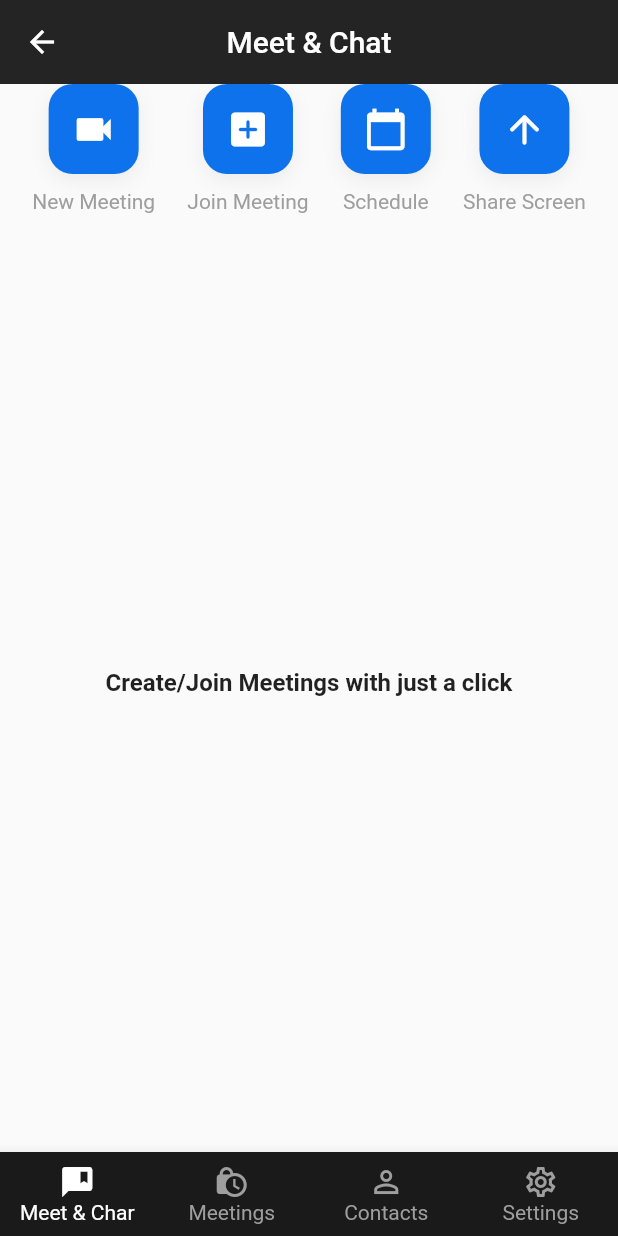
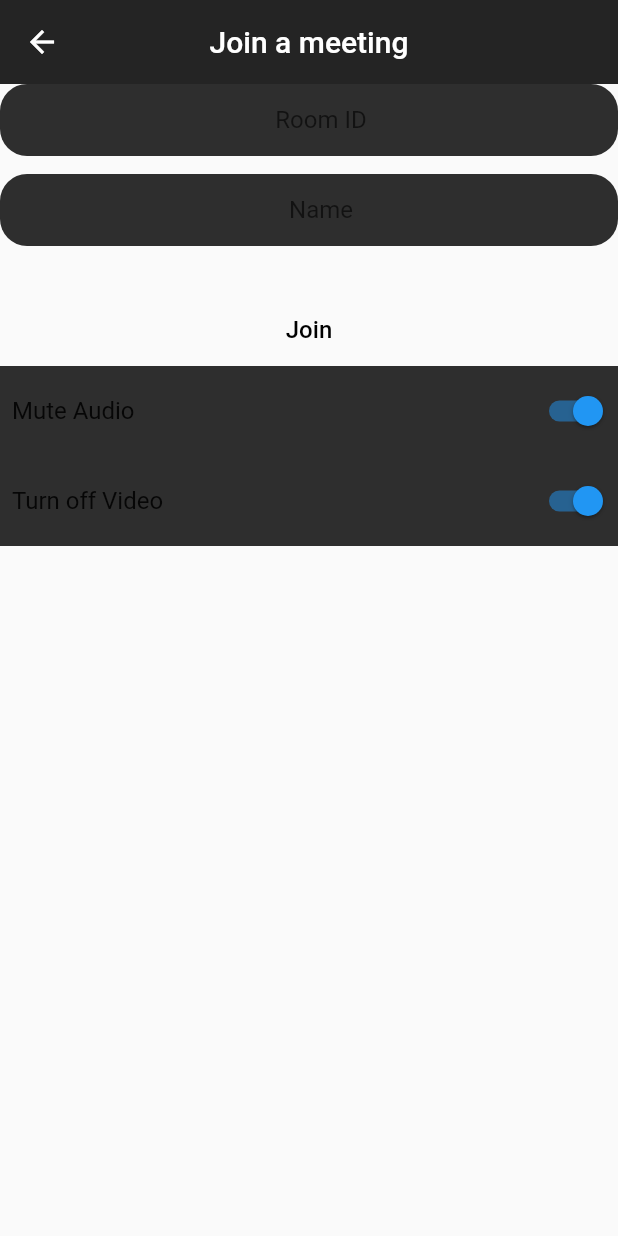
Before and after one commit to ahmed-hady-dev/zoom_clone, a Flutter app: the HomeView screen opened directly, after a tap on "Join Meeting", on a phone screen of 412 x 824 dp. Run offline on Flutter 3.47's test engine with Material 2 defaults, Android fonts, the phone set to English and light mode, and no system bars; our stand-ins replace bloc, cloud_firestore, dio, easy_localization, firebase_auth, firebase_core and 3 more; missing offline and left inert: jitsi_meet; accounts and stored records are empty; generated files the repository leaves out were written again.

Commit message:
#09 join meeting ui and functionality added

```diff
--- a/lib/view/home/meeting_view.dart
+++ b/lib/view/home/meeting_view.dart
@@ -3,6 +3,8 @@
 import 'package:flutter/material.dart';
 import 'package:flutter_bloc/flutter_bloc.dart';
 import 'package:zoom_clone/components/home_meeting_button.dart';
+import 'package:zoom_clone/core/router/router.dart';
+import 'package:zoom_clone/view/video_call/vidoe_call_view.dart';
 
 import 'controller/home_cubit.dart';
 
@@ -14,8 +16,8 @@
   @override
   Widget build(BuildContext context) {
     final cubit = HomeCubit.get(context);
-    var ramdom = Random();
-    String roomName = (ramdom.nextInt(1000000) + 1000000).toString();
+    var random = Random();
+    String roomName = (random.nextInt(1000000) + 1000000).toString();
     return BlocListener<HomeCubit, HomeState>(
       listener: (context, state) {},
       child: Column(
@@ -29,9 +31,21 @@
                   },
                   icon: Icons.videocam,
                   text: 'New Meeting'),
-              HomeMeetingButton(onPressed: () {}, icon: Icons.add_box_rounded, text: 'Join Meeting'),
-              HomeMeetingButton(onPressed: () {}, icon: Icons.calendar_today, text: 'Schedule'),
-              HomeMeetingButton(onPressed: () {}, icon: Icons.arrow_upward_rounded, text: 'Share Screen'),
+              HomeMeetingButton(
+                onPressed: () => MagicRouter.navigateTo(const VideoCallView()),
+                icon: Icons.add_box_rounded,
+                text: 'Join Meeting',
+              ),
+              HomeMeetingButton(
+                onPressed: () {},
+                icon: Icons.calendar_today,
+                text: 'Schedule',
+              ),
+              HomeMeetingButton(
+                onPressed: () {},
+                icon: Icons.arrow_upward_rounded,
+                text: 'Share Screen',
+              ),
             ],
           ),
           Expanded(
--- /dev/null
+++ b/lib/view/video_call/controller/video_call_cubit.dart
@@ -0,0 +1,70 @@
+import 'package:bloc/bloc.dart';
+import 'package:firebase_auth/firebase_auth.dart';
+import 'package:flutter/material.dart';
+import 'package:flutter_bloc/flutter_bloc.dart';
+import 'package:jitsi_meet/feature_flag/feature_flag.dart';
+import 'package:jitsi_meet/jitsi_meet.dart';
+import 'package:meta/meta.dart';
+
+part 'video_call_state.dart';
+
+class VideoCallCubit extends Cubit<VideoCallState> {
+  VideoCallCubit() : super(VideoCallInitial());
+  static VideoCallCubit get(context) => BlocProvider.of(context);
+  //===============================================================
+
+  final firebaseUser = FirebaseAuth.instance.currentUser!;
+  TextEditingController meetingIdController = TextEditingController();
+  TextEditingController nameController = TextEditingController();
+  bool isAudioMuted = true;
+  bool isVideoMuted = true;
+  //===============================================================
+
+  onInit() {
+    nameController.text = firebaseUser.displayName!;
+  }
+
+  changeAudioState() {
+    isAudioMuted = !isAudioMuted;
+    emit(ChangeSwitchState());
+  }
+
+  changeVideoState() {
+    isVideoMuted = !isVideoMuted;
+    emit(ChangeSwitchState());
+  }
+
+  joinMeeting({required String userName}) async {
+    try {
+      FeatureFlag featureFlag = FeatureFlag();
+      featureFlag.welcomePageEnabled = false;
+      featureFlag.resolution = FeatureFlagVideoResolution.MD_RESOLUTION; // Limit video resolution to 360p
+
+      String name;
+      if (userName.isEmpty) {
+        name = firebaseUser.displayName!;
+      } else {
+        name = userName;
+      }
+
+      var options = JitsiMeetingOptions(room: meetingIdController.text)
+        ..userDisplayName = name
+        ..userEmail = firebaseUser.email
+        ..userAvatarURL = firebaseUser.photoURL
+        ..audioMuted = isAudioMuted
+        ..videoMuted = isVideoMuted;
+
+      await JitsiMeet.joinMeeting(options);
+    } catch (error) {
+      debugPrint("error: $error");
+    }
+  }
+
+  @override
+  Future<void> close() {
+    nameController.dispose();
+    meetingIdController.dispose();
+    JitsiMeet.removeAllListeners();
+    return super.close();
+  }
+}
--- /dev/null
+++ b/lib/view/video_call/controller/video_call_state.dart
@@ -0,0 +1,8 @@
+part of 'video_call_cubit.dart';
+
+@immutable
+abstract class VideoCallState {}
+
+class VideoCallInitial extends VideoCallState {}
+
+class ChangeSwitchState extends VideoCallState {}
--- /dev/null
+++ b/lib/view/video_call/vidoe_call_view.dart
@@ -0,0 +1,76 @@
+import 'package:flutter/material.dart';
+import 'package:flutter_bloc/flutter_bloc.dart';
+import 'package:zoom_clone/components/custom_snackBar.dart';
+import 'package:zoom_clone/components/meeting_option.dart';
+import 'package:zoom_clone/view/video_call/widgets/video_call_text_field.dart';
+
+import '../../constants/colors.dart';
+import 'controller/video_call_cubit.dart';
+
+class VideoCallView extends StatelessWidget {
+  const VideoCallView({Key? key}) : super(key: key);
+
+  @override
+  Widget build(BuildContext context) {
+    return BlocProvider(
+      create: (context) => VideoCallCubit()..onInit(),
+      child: BlocBuilder<VideoCallCubit, VideoCallState>(
+        builder: (context, state) {
+          final cubit = VideoCallCubit.get(context);
+          return Scaffold(
+            appBar: AppBar(
+              title: const Text('Join a meeting'),
+              centerTitle: true,
+              elevation: 0.0,
+              backgroundColor: backgroundColor,
+            ),
+            body: Column(
+              children: <Widget>[
+                VideoCallTextField(
+                  controller: cubit.meetingIdController,
+                  hintText: 'Room ID',
+                  keyboardType: TextInputType.number,
+                ),
+                VideoCallTextField(
+                  controller: cubit.nameController,
+                  hintText: 'Name',
+                  keyboardType: TextInputType.name,
+                ),
+                const SizedBox(height: 20),
+                TextButton(
+                    onPressed: () {
+                      if (cubit.meetingIdController.text.isEmpty) {
+                        showSnackBar(context: context, text: 'Make sure you enter the Meeting ID');
+                        return;
+                      } else if (cubit.meetingIdController.text.length < 3) {
+                        showSnackBar(context: context, text: 'Make sure you entered a proper Meeting ID');
+                        return;
+                      }
+                      cubit.joinMeeting(userName: cubit.nameController.text);
+                    },
+                    child: const Text(
+                      'Join',
+                      style: TextStyle(fontSize: 16.0),
+                    )),
+                MeetingOption(
+                  text: 'Mute Audio',
+                  isMute: cubit.isAudioMuted,
+                  onChange: (value) {
+                    cubit.changeAudioState();
+                  },
+                ),
+                MeetingOption(
+                  text: 'Turn off Video',
+                  isMute: cubit.isVideoMuted,
+                  onChange: (value) {
+                    cubit.changeVideoState();
+                  },
+                ),
+              ],
+            ),
+          );
+        },
+      ),
+    );
+  }
+}
--- /dev/null
+++ b/lib/view/video_call/widgets/meeting_option.dart
@@ -0,0 +1,39 @@
+import 'package:flutter/material.dart';
+
+import '../../../constants/colors.dart';
+
+class MeetingOption extends StatelessWidget {
+  final String text;
+  final bool isMute;
+  final Function(bool) onChange;
+  const MeetingOption({
+    Key? key,
+    required this.text,
+    required this.isMute,
+    required this.onChange,
+  }) : super(key: key);
+
+  @override
+  Widget build(BuildContext context) {
+    return Container(
+      height: 60,
+      color: secondaryBackgroundColor,
+      child: Row(
+        mainAxisAlignment: MainAxisAlignment.spaceBetween,
+        children: [
+          Padding(
+            padding: const EdgeInsets.all(8.0),
+            child: Text(
+              text,
+              style: const TextStyle(fontSize: 16),
+            ),
+          ),
+          Switch.adaptive(
+            value: isMute,
+            onChanged: onChange,
+          ),
+        ],
+      ),
+    );
+  }
+}
--- /dev/null
+++ b/lib/view/video_call/widgets/video_call_text_field.dart
@@ -0,0 +1,37 @@
+import 'package:flutter/material.dart';
+
+import '../../../constants/colors.dart';
+import '../controller/video_call_cubit.dart';
+
+class VideoCallTextField extends StatelessWidget {
+  const VideoCallTextField({
+    Key? key,
+    required this.controller,
+    required this.hintText,
+    this.keyboardType,
+  }) : super(key: key);
+
+  final TextEditingController controller;
+  final String hintText;
+  final TextInputType? keyboardType;
+
+  @override
+  Widget build(BuildContext context) {
+    return SizedBox(
+      height: 60.0,
+      child: TextField(
+        controller: controller,
+        maxLines: 1,
+        textAlign: TextAlign.center,
+        keyboardType: keyboardType,
+        decoration: InputDecoration(
+          fillColor: secondaryBackgroundColor,
+          filled: true,
+          border: InputBorder.none,
+          hintText: hintText,
+          contentPadding: const EdgeInsets.fromLTRB(16, 8, 0, 0),
+        ),
+      ),
+    );
+  }
+}
```
